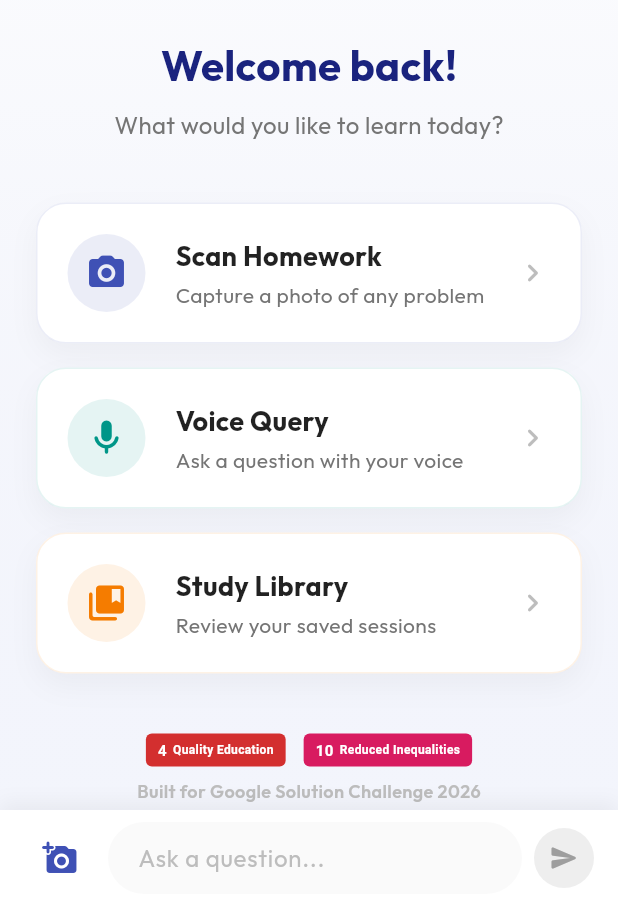
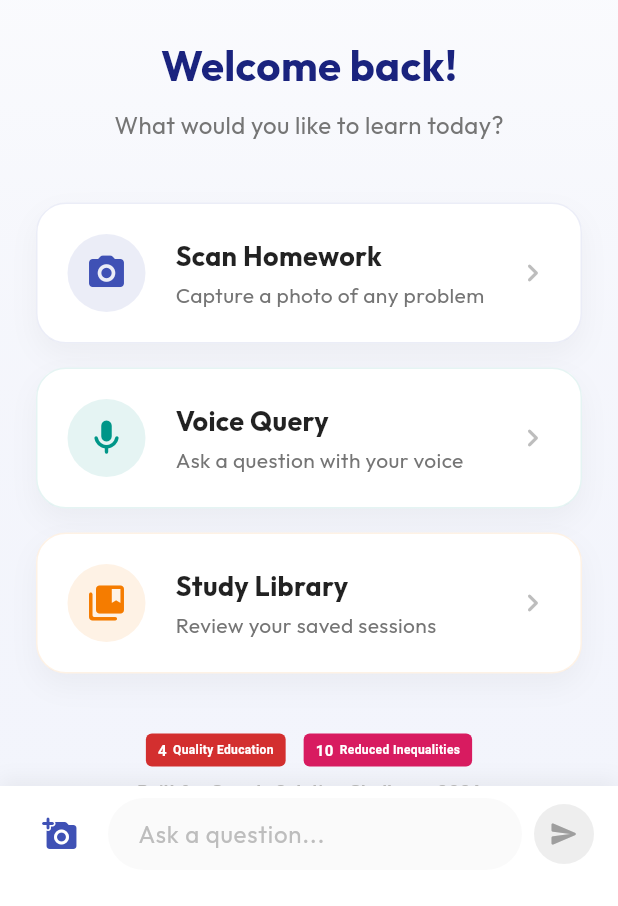
Before and after one commit to sahanavs-2006/inclusiLearn, a Flutter app: the screen it shows after launch, on a phone screen of 412 x 824 dp, the part 330-1236 px from its top. Run offline on Flutter 3.47's test engine with Material 3 defaults, Android fonts, the phone set to English and light mode, and no system bars; our stand-ins replace cloud_firestore, firebase_ai, firebase_core, flutter_dotenv, flutter_markdown_plus, flutter_tts and 3 more; accounts and stored records are empty.

Commit message:
UI Fix: Increased bottom clearance for system navigation bar

```diff
--- a/lib/main.dart
+++ b/lib/main.dart
@@ -866,7 +866,7 @@ class _HomeScreenState extends State<HomeScreen> {
       child: SafeArea(
         top: false,
         child: Padding(
-          padding: const EdgeInsets.symmetric(horizontal: 16, vertical: 8),
+          padding: const EdgeInsets.fromLTRB(16, 8, 16, 24),
           child: Row(
             children: [
               IconButton(
```
